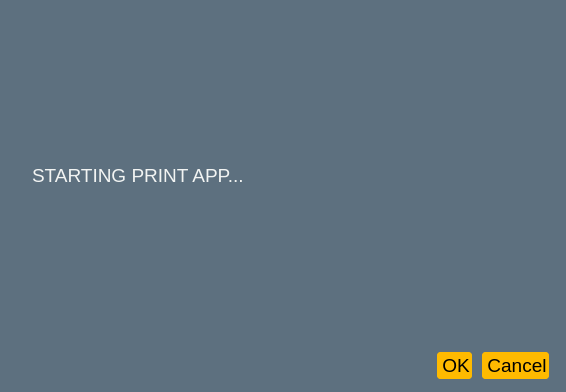
This is ui/strdDialog.ui in MOF-ui/PRINT_py as Qt 5 draws it before an edit. The edited form follows.
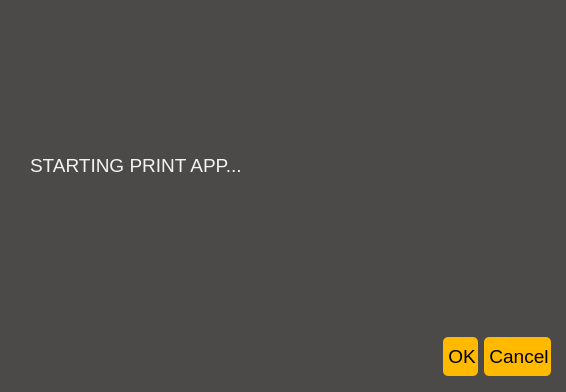
This is the edited form.

What changed in the file:
```diff
--- a/ui/strdDialog.ui
+++ b/ui/strdDialog.ui
@@ -14,22 +14,21 @@
    <string>Dialog</string>
   </property>
   <property name="styleSheet">
-   <string notr="true">border: 2px solid #5d707f;
-border-radius: 5px;
+   <string notr="true">border-radius: 5px;
 font-family: &quot;Bahnschrift&quot;;
 font-size: 14pt;
 padding: 2px;
 padding-left: 5px;
-background-color: #5d707f;
+background-color: #4c4a48;
 color: #f2f4f3;</string>
   </property>
   <widget class="QDialogButtonBox" name="buttonBox">
    <property name="geometry">
     <rect>
      <x>210</x>
-     <y>350</y>
+     <y>331</y>
      <width>341</width>
-     <height>32</height>
+     <height>51</height>
     </rect>
    </property>
    <property name="font">
@@ -43,8 +42,10 @@
 	background-color: #FFBA00;
 	color: #000000;
 	border-radius: 5px;
+	border: None;
 	font-size: 14pt;
 	width: 5em;
+	height: 35px;
 }
 
 QPushButton:hover {
@@ -68,17 +69,16 @@
      <x>20</x>
      <y>20</y>
      <width>521</width>
-     <height>311</height>
+     <height>291</height>
     </rect>
    </property>
    <property name="styleSheet">
-    <string notr="true">border: 2px solid #5d707f;
-border-radius: 5px;
+    <string notr="true">border-radius: 5px;
 font-family: &quot;Bahnschrift&quot;;
 font-size: 14pt;
 padding: 2px;
 padding-left: 5px;
-background-color: #5d707f;
+background-color: #4c4a48;
 color: #f2f4f3;</string>
    </property>
    <property name="text">
```
